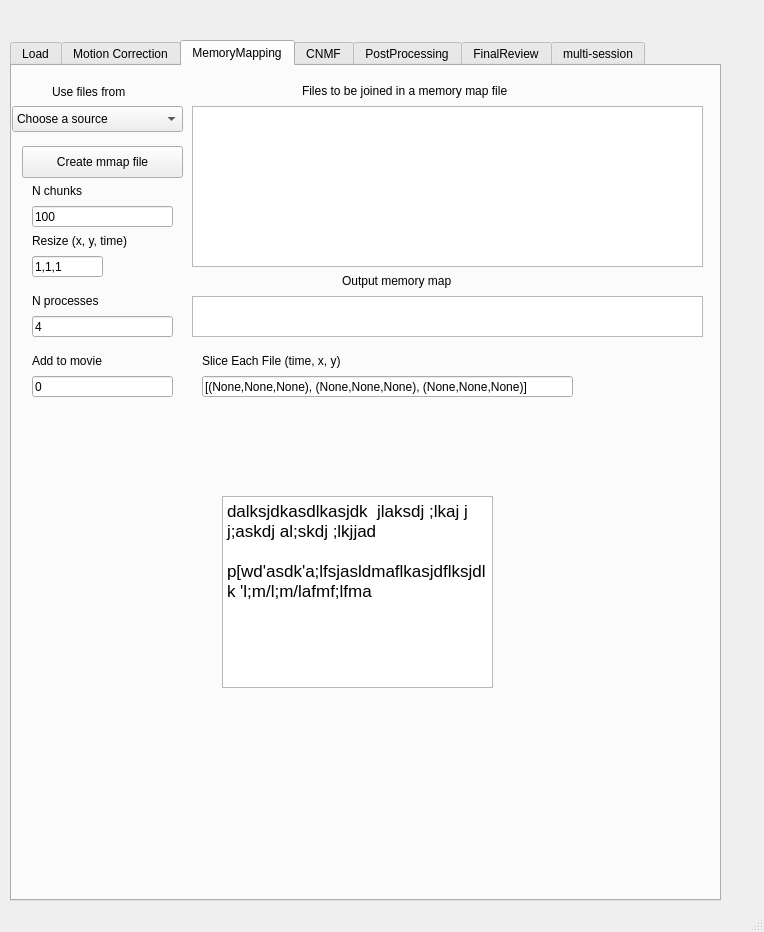
This is main.ui in catubc/caiman_gui as Qt 5 draws it before an edit. The edited form follows.
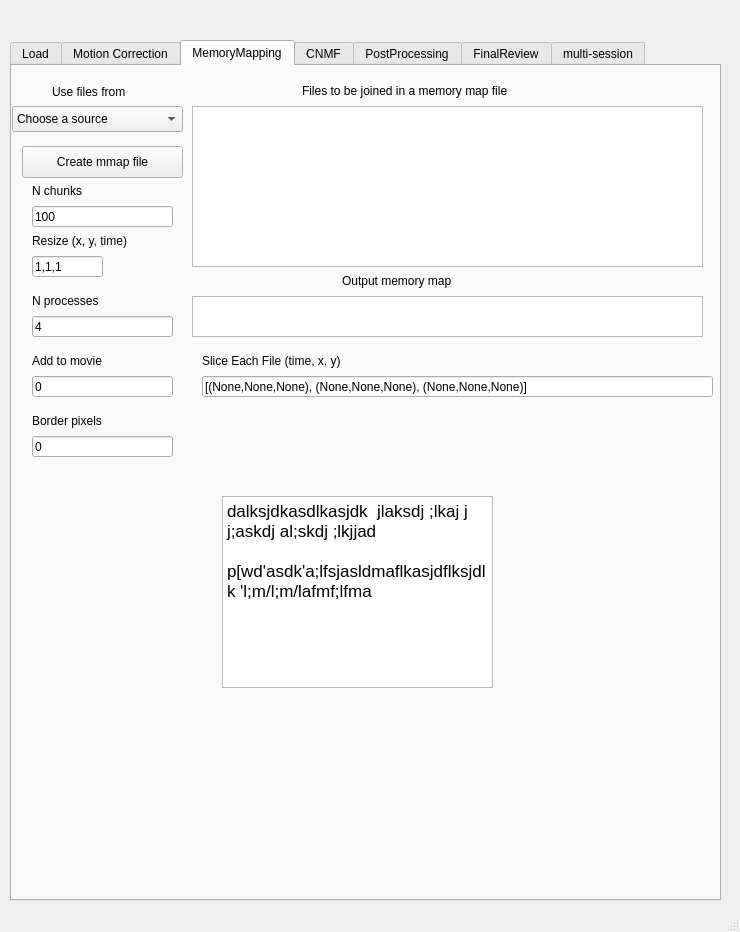
This is the edited form. The open tabs and pages were chosen to show the change.

Commit message: linked memmap

Diff of the .ui file:
```diff
--- a/main.ui
+++ b/main.ui
@@ -6,7 +6,7 @@
    <rect>
     <x>0</x>
     <y>0</y>
-    <width>764</width>
+    <width>740</width>
     <height>932</height>
    </rect>
   </property>
@@ -948,7 +948,7 @@
        <rect>
         <x>190</x>
         <y>310</y>
-        <width>371</width>
+        <width>511</width>
         <height>21</height>
        </rect>
       </property>
@@ -964,7 +964,7 @@
        <rect>
         <x>190</x>
         <y>280</y>
-        <width>181</width>
+        <width>221</width>
         <height>30</height>
        </rect>
       </property>
@@ -1113,6 +1113,35 @@
 &lt;p style=&quot; margin-top:0px; margin-bottom:0px; margin-left:0px; margin-right:0px; -qt-block-indent:0; text-indent:0px;&quot;&gt;&lt;span style=&quot; font-family:'.SF NS Text';&quot;&gt;	p[wd'asdk'a;lfsjasldmaflkasjdflksjdlk 'l;m/l;m/lafmf;lfma&lt;/span&gt;&lt;/p&gt;&lt;/body&gt;&lt;/html&gt;</string>
       </property>
      </widget>
+     <widget class="QLineEdit" name="memmapLineEditAddToMov_2">
+      <property name="geometry">
+       <rect>
+        <x>20</x>
+        <y>370</y>
+        <width>141</width>
+        <height>21</height>
+       </rect>
+      </property>
+      <property name="text">
+       <string>0</string>
+      </property>
+      <property name="par_name" stdset="0">
+       <string>border_to_0</string>
+      </property>
+     </widget>
+     <widget class="QLabel" name="label_55">
+      <property name="geometry">
+       <rect>
+        <x>20</x>
+        <y>340</y>
+        <width>121</width>
+        <height>30</height>
+       </rect>
+      </property>
+      <property name="text">
+       <string>Border pixels</string>
+      </property>
+     </widget>
     </widget>
     <widget class="QWidget" name="tab_cnmf">
      <attribute name="title">
```
Left out of the diff: 2 changed lines with no effect on the pictures. The commit also changes 1 other file.
